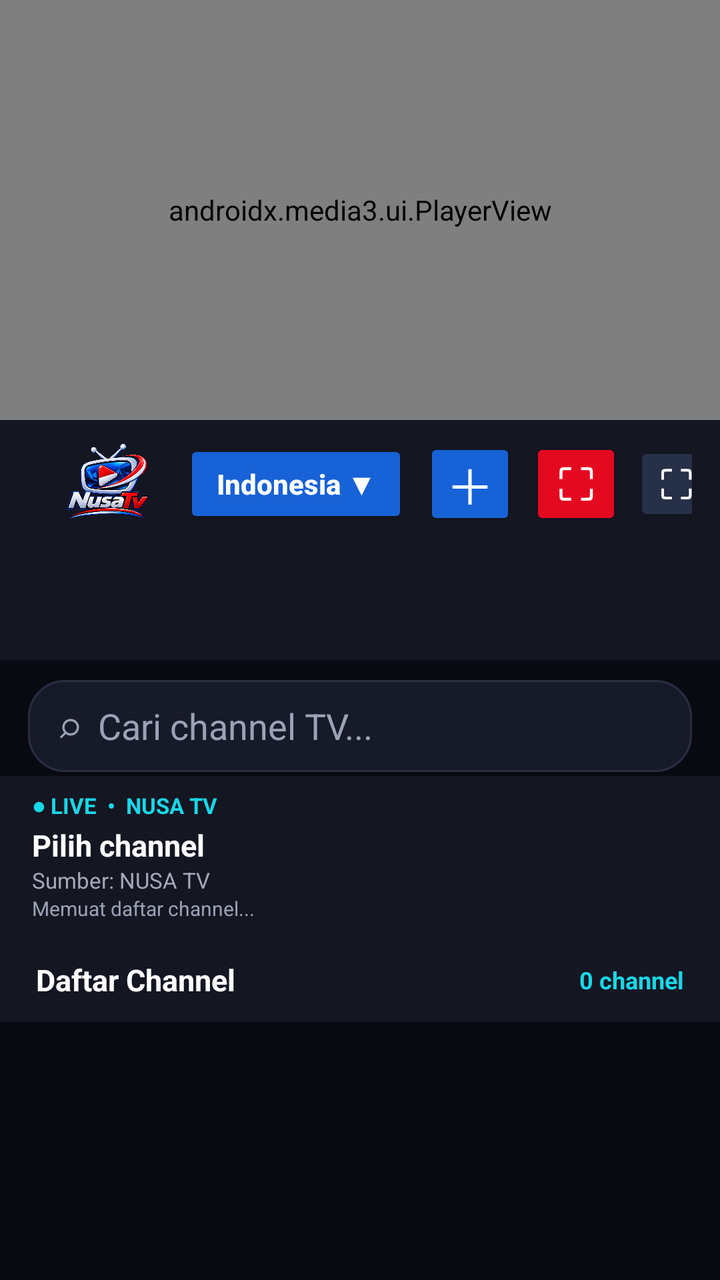
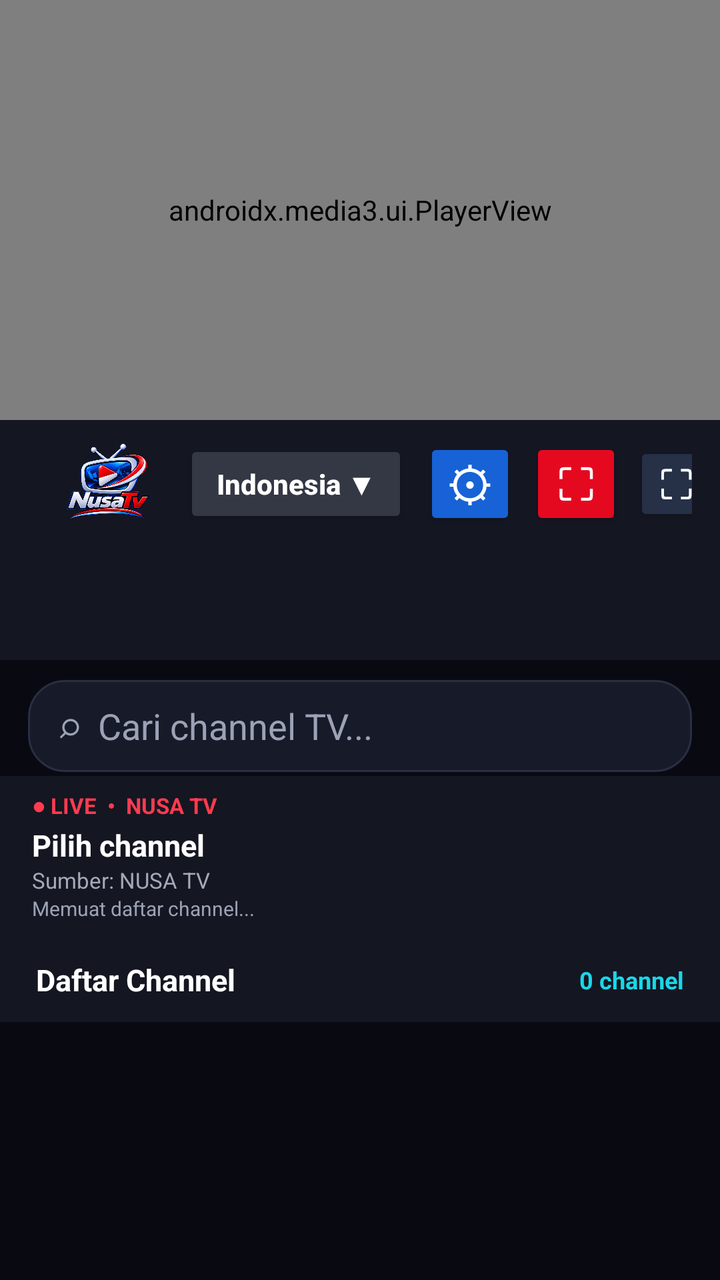

Compare the two renders of this Android layout. The source of the first and the diff that turns it into the second are given below.
<!-- AndroidManifest.xml: application theme Theme.AppCompat.NoActionBar -->
<!-- res/layout/activity_main.xml -->
<?xml version="1.0" encoding="utf-8"?>
<LinearLayout xmlns:android="http://schemas.android.com/apk/res/android"
    xmlns:app="http://schemas.android.com/apk/res-auto"
    android:id="@+id/rootLayout"
    android:layout_width="match_parent"
    android:layout_height="match_parent"
    android:background="#090A11"
    android:orientation="vertical">

    
    <FrameLayout
        android:id="@+id/playerContainer"
        android:layout_width="match_parent"
        android:layout_height="210dp"
        android:background="#000000"
        android:clickable="true"
        android:focusable="true">
        <androidx.media3.ui.PlayerView
            android:id="@+id/playerView"
            android:layout_width="match_parent"
            android:layout_height="match_parent"
            app:resize_mode="fit"
            app:show_buffering="when_playing"
            app:use_controller="true"
            />
    </FrameLayout>

    
    <LinearLayout
        android:id="@+id/headerBar"
        android:layout_width="match_parent"
        android:layout_height="64dp"
        android:background="#141622"
        android:gravity="center_vertical"
        android:orientation="horizontal"
        android:paddingStart="16dp"
        android:paddingEnd="14dp">
        <ImageView
            android:layout_width="76dp"
            android:layout_height="44dp"
            android:contentDescription="NUSA TV"
            android:scaleType="fitCenter"
            android:src="@drawable/nusa_tv_logo" />
        <View
            android:layout_width="0dp"
            android:layout_height="1dp"
            android:layout_weight="1" />
        <Button
            android:id="@+id/btnFilterIndo"
            android:visibility="visible"
            android:layout_width="wrap_content"
            android:layout_height="44dp"
            android:backgroundTint="#1762D7"
            android:minWidth="112dp"
            android:paddingStart="14dp"
            android:paddingEnd="14dp"
            android:text="Indonesia ▼"
            android:textAllCaps="false"
            android:textColor="#FFFFFF"
            android:textSize="14sp"
            android:textStyle="bold" />
        <Button
            android:id="@+id/btnReload"
            android:layout_width="46dp"
            android:layout_height="46dp"
            android:layout_marginStart="8dp"
            android:backgroundTint="#1762D7"
            android:minWidth="0dp"
            android:padding="0dp"
            android:text="＋"
            android:textColor="#FFFFFF"
            android:textSize="24sp"
            android:contentDescription="Muat ulang playlist" />
        <Button
            android:id="@+id/btnStop"
            android:layout_width="46dp"
            android:layout_height="46dp"
            android:layout_marginStart="7dp"
            android:backgroundTint="#E50920"
            android:minWidth="0dp"
            android:padding="0dp"
            android:text="⛶"
            android:textColor="#FFFFFF"
            android:textSize="22sp"
            android:contentDescription="Perbesar layar" />
        <Button
            android:id="@+id/btnFullscreen"
            android:layout_width="42dp"
            android:layout_height="42dp"
            android:layout_marginStart="6dp"
            android:backgroundTint="#263047"
            android:minWidth="0dp"
            android:padding="0dp"
            android:text="⛶"
            android:textColor="#FFFFFF"
            android:textSize="20sp" />
    </LinearLayout>

    
    <HorizontalScrollView
        android:id="@+id/serverTabsScroll"
        android:layout_width="match_parent"
        android:layout_height="56dp"
        android:background="#141622"
        android:fillViewport="false"
        android:scrollbars="none"
        android:paddingStart="14dp"
        android:paddingEnd="14dp">
        <LinearLayout
            android:id="@+id/serverTabs"
            android:layout_width="wrap_content"
            android:layout_height="match_parent"
            android:gravity="center_vertical"
            android:orientation="horizontal" />
    </HorizontalScrollView>

    
    <EditText
        android:id="@+id/etSearch"
        android:layout_width="match_parent"
        android:layout_height="46dp"
        android:layout_marginStart="14dp"
        android:layout_marginEnd="14dp"
        android:layout_marginTop="10dp"
        android:layout_marginBottom="2dp"
        android:paddingStart="15dp"
        android:paddingEnd="15dp"
        android:background="@drawable/bg_search_nusa"
        android:textColor="#FFFFFF"
        android:textColorHint="#9CA2B5"
        android:hint="⌕  Cari channel TV..."
        android:inputType="text"
        android:singleLine="true" />

    <LinearLayout
        android:id="@+id/welcomePanel"
        android:layout_width="match_parent"
        android:layout_height="wrap_content"
        android:background="#141622"
        android:orientation="vertical"
        android:paddingStart="16dp"
        android:paddingEnd="16dp"
        android:paddingTop="7dp"
        android:paddingBottom="8dp">
        <TextView android:id="@+id/tvLiveLabel" android:layout_width="wrap_content" android:layout_height="wrap_content" android:text="● LIVE  •  NUSA TV" android:textColor="#18D7E8" android:textSize="11sp" android:textStyle="bold" />
        <TextView android:id="@+id/tvWelcomeTitle" android:layout_width="match_parent" android:layout_height="wrap_content" android:layout_marginTop="2dp" android:maxLines="1" android:text="Pilih channel" android:textColor="#FFFFFF" android:textSize="15sp" android:textStyle="bold" />
        <TextView android:id="@+id/tvWelcomeDesc" android:layout_width="match_parent" android:layout_height="wrap_content" android:maxLines="1" android:text="Sumber: NUSA TV" android:textColor="#A4A8B8" android:textSize="11sp" />
        <LinearLayout android:layout_width="match_parent" android:layout_height="wrap_content" android:orientation="horizontal" android:visibility="gone">
            <Button android:id="@+id/btnRetry" android:layout_width="0dp" android:layout_height="40dp" android:layout_weight="1" android:text="Coba lagi" />
        </LinearLayout>
        <TextView android:id="@+id/tvStatus" android:layout_width="match_parent" android:layout_height="wrap_content" android:maxLines="1" android:text="Memuat daftar channel..." android:textColor="#9CA2B5" android:textSize="10sp" />
    </LinearLayout>

    <LinearLayout
        android:id="@+id/statsBar"
        android:layout_width="match_parent"
        android:layout_height="42dp"
        android:background="#141622"
        android:gravity="center_vertical"
        android:orientation="horizontal"
        android:paddingStart="18dp"
        android:paddingEnd="18dp">
        <TextView android:id="@+id/tvSectionTitle" android:layout_width="0dp" android:layout_height="wrap_content" android:layout_weight="1" android:text="Daftar Channel" android:textColor="#FFFFFF" android:textSize="15sp" android:textStyle="bold" />
        <TextView android:id="@+id/tvStats" android:layout_width="wrap_content" android:layout_height="wrap_content" android:text="0 channel" android:textColor="#19D7E8" android:textSize="12sp" android:textStyle="bold" />
    </LinearLayout>

    <androidx.recyclerview.widget.RecyclerView
        android:id="@+id/rvChannels"
        android:layout_width="match_parent"
        android:layout_height="0dp"
        android:layout_weight="1"
        android:background="#090A11"
        android:clipToPadding="false"
        android:paddingStart="10dp"
        android:paddingEnd="10dp"
        android:paddingTop="6dp"
        android:paddingBottom="10dp" />
</LinearLayout>
<!-- resources referenced by this layout -->
<resources>
  <!-- drawable bg_search_nusa (drawable) -->
  <?xml version="1.0" encoding="utf-8"?>
  <shape xmlns:android="http://schemas.android.com/apk/res/android" android:shape="rectangle">
      <solid android:color="#171A29" />
      <stroke android:width="1dp" android:color="#292E43" />
      <corners android:radius="18dp" />
  </shape>
  <!-- drawable nusa_tv_logo: png bitmap (drawable, 253954 bytes) -->
</resources>

<!-- the commit's change to res/layout/activity_main.xml (unified diff, before → after) -->
@@ -50,7 +50,7 @@
             android:visibility="visible"
             android:layout_width="wrap_content"
             android:layout_height="44dp"
-            android:backgroundTint="#1762D7"
+            android:backgroundTint="#343744"
             android:minWidth="112dp"
             android:paddingStart="14dp"
             android:paddingEnd="14dp"
@@ -67,10 +67,10 @@
             android:backgroundTint="#1762D7"
             android:minWidth="0dp"
             android:padding="0dp"
-            android:text="＋"
+            android:text="⚙"
             android:textColor="#FFFFFF"
             android:textSize="24sp"
-            android:contentDescription="Muat ulang playlist" />
+            android:contentDescription="Pengaturan" />
         <Button
             android:id="@+id/btnStop"
             android:layout_width="46dp"
@@ -142,7 +142,7 @@
         android:paddingEnd="16dp"
         android:paddingTop="7dp"
         android:paddingBottom="8dp">
-        <TextView android:id="@+id/tvLiveLabel" android:layout_width="wrap_content" android:layout_height="wrap_content" android:text="● LIVE  •  NUSA TV" android:textColor="#18D7E8" android:textSize="11sp" android:textStyle="bold" />
+        <TextView android:id="@+id/tvLiveLabel" android:layout_width="wrap_content" android:layout_height="wrap_content" android:text="● LIVE  •  NUSA TV" android:textColor="#FF3B4F" android:textSize="11sp" android:textStyle="bold" />
         <TextView android:id="@+id/tvWelcomeTitle" android:layout_width="match_parent" android:layout_height="wrap_content" android:layout_marginTop="2dp" android:maxLines="1" android:text="Pilih channel" android:textColor="#FFFFFF" android:textSize="15sp" android:textStyle="bold" />
         <TextView android:id="@+id/tvWelcomeDesc" android:layout_width="match_parent" android:layout_height="wrap_content" android:maxLines="1" android:text="Sumber: NUSA TV" android:textColor="#A4A8B8" android:textSize="11sp" />
         <LinearLayout android:layout_width="match_parent" android:layout_height="wrap_content" android:orientation="horizontal" android:visibility="gone">
